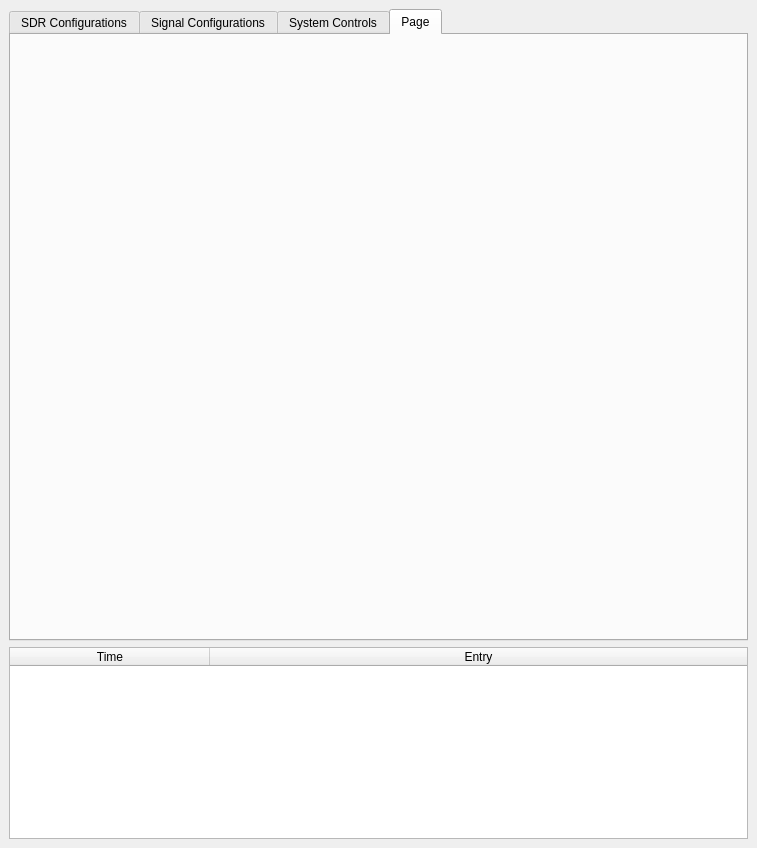
Above: caa_project/maingui.ui from jranstrom/usrp_caa_ui before the change. Below: the same form after it.
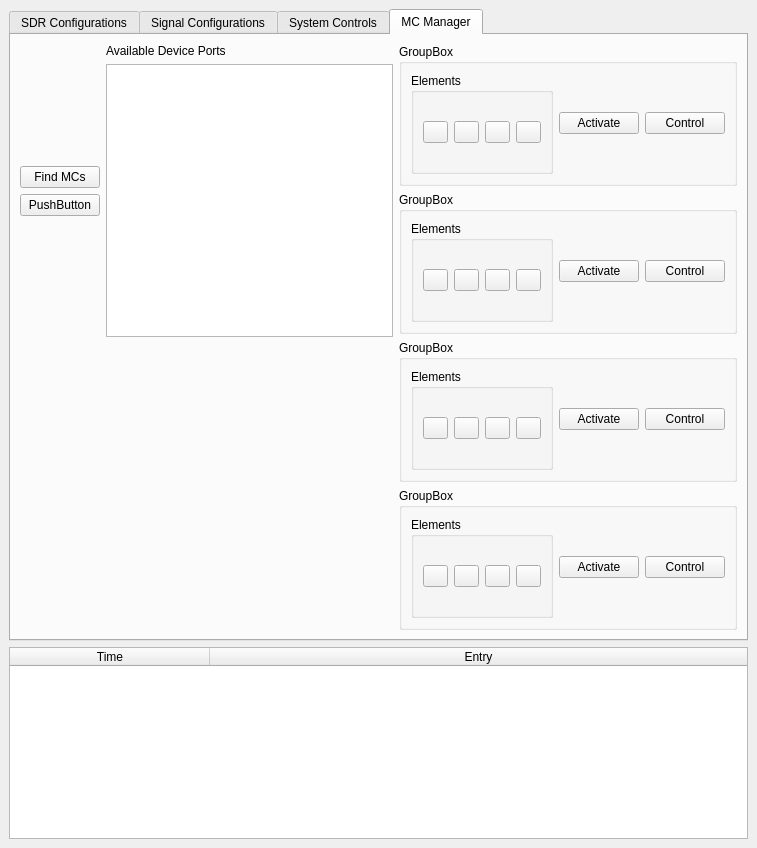
That is the form after the change. The open tabs and pages were chosen to show the change. Custom widgets are drawn as their Qt base class.

Commit message: started implementation of MC manager

The edit to the form file:
```diff
--- a/caa_project/maingui.ui
+++ b/caa_project/maingui.ui
@@ -1650,9 +1650,433 @@
       </widget>
       <widget class="QWidget" name="tab_4">
        <attribute name="title">
-        <string>Page</string>
+        <string>MC Manager</string>
        </attribute>
-       <layout class="QGridLayout" name="gridLayout_5"/>
+       <layout class="QGridLayout" name="gridLayout_5">
+        <item row="0" column="0">
+         <layout class="QHBoxLayout" name="horizontalLayout_18">
+          <item>
+           <layout class="QVBoxLayout" name="verticalLayout_29">
+            <item>
+             <layout class="QHBoxLayout" name="horizontalLayout_31">
+              <item>
+               <layout class="QVBoxLayout" name="verticalLayout_30">
+                <item>
+                 <spacer name="verticalSpacer_5">
+                  <property name="orientation">
+                   <enum>Qt::Vertical</enum>
+                  </property>
+                  <property name="sizeHint" stdset="0">
+                   <size>
+                    <width>20</width>
+                    <height>40</height>
+                   </size>
+                  </property>
+                 </spacer>
+                </item>
+                <item>
+                 <widget class="QPushButton" name="pushButton">
+                  <property name="text">
+                   <string>Find MCs</string>
+                  </property>
+                 </widget>
+                </item>
+                <item>
+                 <widget class="QPushButton" name="pushButton_2">
+                  <property name="text">
+                   <string>PushButton</string>
+                  </property>
+                 </widget>
+                </item>
+                <item>
+                 <spacer name="verticalSpacer_6">
+                  <property name="orientation">
+                   <enum>Qt::Vertical</enum>
+                  </property>
+                  <property name="sizeHint" stdset="0">
+                   <size>
+                    <width>20</width>
+                    <height>40</height>
+                   </size>
+                  </property>
+                 </spacer>
+                </item>
+               </layout>
+              </item>
+              <item>
+               <layout class="QVBoxLayout" name="verticalLayout_31">
+                <item>
+                 <widget class="QLabel" name="label_23">
+                  <property name="text">
+                   <string>Available Device Ports</string>
+                  </property>
+                 </widget>
+                </item>
+                <item>
+                 <widget class="QListWidget" name="listWidget_available_devices"/>
+                </item>
+               </layout>
+              </item>
+             </layout>
+            </item>
+            <item>
+             <spacer name="verticalSpacer">
+              <property name="orientation">
+               <enum>Qt::Vertical</enum>
+              </property>
+              <property name="sizeHint" stdset="0">
+               <size>
+                <width>20</width>
+                <height>40</height>
+               </size>
+              </property>
+             </spacer>
+            </item>
+           </layout>
+          </item>
+          <item>
+           <layout class="QVBoxLayout" name="verticalLayout_32">
+            <item>
+             <widget class="QGroupBox" name="groupBox_12">
+              <property name="title">
+               <string>GroupBox</string>
+              </property>
+              <layout class="QHBoxLayout" name="horizontalLayout_32">
+               <item>
+                <widget class="QGroupBox" name="groupBox_15">
+                 <property name="title">
+                  <string>Elements</string>
+                 </property>
+                 <layout class="QHBoxLayout" name="horizontalLayout_36">
+                  <item>
+                   <widget class="QPushButton" name="pushButton_14">
+                    <property name="maximumSize">
+                     <size>
+                      <width>25</width>
+                      <height>16777215</height>
+                     </size>
+                    </property>
+                    <property name="text">
+                     <string/>
+                    </property>
+                   </widget>
+                  </item>
+                  <item>
+                   <widget class="QPushButton" name="pushButton_11">
+                    <property name="maximumSize">
+                     <size>
+                      <width>25</width>
+                      <height>16777215</height>
+                     </size>
+                    </property>
+                    <property name="text">
+                     <string/>
+                    </property>
+                   </widget>
+                  </item>
+                  <item>
+                   <widget class="QPushButton" name="pushButton_13">
+                    <property name="maximumSize">
+                     <size>
+                      <width>25</width>
+                      <height>16777215</height>
+                     </size>
+                    </property>
+                    <property name="text">
+                     <string/>
+                    </property>
+                   </widget>
+                  </item>
+                  <item>
+                   <widget class="QPushButton" name="pushButton_12">
+                    <property name="maximumSize">
+                     <size>
+                      <width>25</width>
+                      <height>16777215</height>
+                     </size>
+                    </property>
+                    <property name="text">
+                     <string/>
+                    </property>
+                   </widget>
+                  </item>
+                 </layout>
+                </widget>
+               </item>
+               <item>
+                <widget class="QPushButton" name="pushButton_3">
+                 <property name="text">
+                  <string>Activate</string>
+                 </property>
+                </widget>
+               </item>
+               <item>
+                <widget class="QPushButton" name="pushButton_7">
+                 <property name="text">
+                  <string>Control</string>
+                 </property>
+                </widget>
+               </item>
+              </layout>
+             </widget>
+            </item>
+            <item>
+             <widget class="QGroupBox" name="groupBox_11">
+              <property name="title">
+               <string>GroupBox</string>
+              </property>
+              <layout class="QHBoxLayout" name="horizontalLayout_35">
+               <item>
+                <widget class="QGroupBox" name="groupBox_16">
+                 <property name="title">
+                  <string>Elements</string>
+                 </property>
+                 <layout class="QHBoxLayout" name="horizontalLayout_37">
+                  <item>
+                   <widget class="QPushButton" name="pushButton_17">
+                    <property name="maximumSize">
+                     <size>
+                      <width>25</width>
+                      <height>16777215</height>
+                     </size>
+                    </property>
+                    <property name="text">
+                     <string/>
+                    </property>
+                   </widget>
+                  </item>
+                  <item>
+                   <widget class="QPushButton" name="pushButton_18">
+                    <property name="maximumSize">
+                     <size>
+                      <width>25</width>
+                      <height>16777215</height>
+                     </size>
+                    </property>
+                    <property name="text">
+                     <string/>
+                    </property>
+                   </widget>
+                  </item>
+                  <item>
+                   <widget class="QPushButton" name="pushButton_15">
+                    <property name="maximumSize">
+                     <size>
+                      <width>25</width>
+                      <height>16777215</height>
+                     </size>
+                    </property>
+                    <property name="text">
+                     <string/>
+                    </property>
+                   </widget>
+                  </item>
+                  <item>
+                   <widget class="QPushButton" name="pushButton_16">
+                    <property name="maximumSize">
+                     <size>
+                      <width>25</width>
+                      <height>16777215</height>
+                     </size>
+                    </property>
+                    <property name="text">
+                     <string/>
+                    </property>
+                   </widget>
+                  </item>
+                 </layout>
+                </widget>
+               </item>
+               <item>
+                <widget class="QPushButton" name="pushButton_4">
+                 <property name="text">
+                  <string>Activate</string>
+                 </property>
+                </widget>
+               </item>
+               <item>
+                <widget class="QPushButton" name="pushButton_8">
+                 <property name="text">
+                  <string>Control</string>
+                 </property>
+                </widget>
+               </item>
+              </layout>
+             </widget>
+            </item>
+            <item>
+             <widget class="QGroupBox" name="groupBox_13">
+              <property name="title">
+               <string>GroupBox</string>
+              </property>
+              <layout class="QHBoxLayout" name="horizontalLayout_34">
+               <item>
+                <widget class="QGroupBox" name="groupBox_17">
+                 <property name="title">
+                  <string>Elements</string>
+                 </property>
+                 <layout class="QHBoxLayout" name="horizontalLayout_38">
+                  <item>
+                   <widget class="QPushButton" name="pushButton_22">
+                    <property name="maximumSize">
+                     <size>
+                      <width>25</width>
+                      <height>16777215</height>
+                     </size>
+                    </property>
+                    <property name="text">
+                     <string/>
+                    </property>
+                   </widget>
+                  </item>
+                  <item>
+                   <widget class="QPushButton" name="pushButton_21">
+                    <property name="maximumSize">
+                     <size>
+                      <width>25</width>
+                      <height>16777215</height>
+                     </size>
+                    </property>
+                    <property name="text">
+                     <string/>
+                    </property>
+                   </widget>
+                  </item>
+                  <item>
+                   <widget class="QPushButton" name="pushButton_19">
+                    <property name="maximumSize">
+                     <size>
+                      <width>25</width>
+                      <height>16777215</height>
+                     </size>
+                    </property>
+                    <property name="text">
+                     <string/>
+                    </property>
+                   </widget>
+                  </item>
+                  <item>
+                   <widget class="QPushButton" name="pushButton_20">
+                    <property name="maximumSize">
+                     <size>
+                      <width>25</width>
+                      <height>16777215</height>
+                     </size>
+                    </property>
+                    <property name="text">
+                     <string/>
+                    </property>
+                   </widget>
+                  </item>
+                 </layout>
+                </widget>
+               </item>
+               <item>
+                <widget class="QPushButton" name="pushButton_5">
+                 <property name="text">
+                  <string>Activate</string>
+                 </property>
+                </widget>
+               </item>
+               <item>
+                <widget class="QPushButton" name="pushButton_9">
+                 <property name="text">
+                  <string>Control</string>
+                 </property>
+                </widget>
+               </item>
+              </layout>
+             </widget>
+            </item>
+            <item>
+             <widget class="QGroupBox" name="groupBox_14">
+              <property name="title">
+               <string>GroupBox</string>
+              </property>
+              <layout class="QHBoxLayout" name="horizontalLayout_33">
+               <item>
+                <widget class="QGroupBox" name="groupBox_18">
+                 <property name="title">
+                  <string>Elements</string>
+                 </property>
+                 <layout class="QHBoxLayout" name="horizontalLayout_39">
+                  <item>
+                   <widget class="QPushButton" name="pushButton_26">
+                    <property name="maximumSize">
+                     <size>
+                      <width>25</width>
+                      <height>16777215</height>
+                     </size>
+                    </property>
+                    <property name="text">
+                     <string/>
+                    </property>
+                   </widget>
+                  </item>
+                  <item>
+                   <widget class="QPushButton" name="pushButton_25">
+                    <property name="maximumSize">
+                     <size>
+                      <width>25</width>
+                      <height>16777215</height>
+                     </size>
+                    </property>
+                    <property name="text">
+                     <string/>
+                    </property>
+                   </widget>
+                  </item>
+                  <item>
+                   <widget class="QPushButton" name="pushButton_24">
+                    <property name="maximumSize">
+                     <size>
+                      <width>25</width>
+                      <height>16777215</height>
+                     </size>
+                    </property>
+                    <property name="text">
+                     <string/>
+                    </property>
+                   </widget>
+                  </item>
+                  <item>
+                   <widget class="QPushButton" name="pushButton_23">
+                    <property name="maximumSize">
+                     <size>
+                      <width>25</width>
+                      <height>16777215</height>
+                     </size>
+                    </property>
+                    <property name="text">
+                     <string/>
+                    </property>
+                   </widget>
+                  </item>
+                 </layout>
+                </widget>
+               </item>
+               <item>
+                <widget class="QPushButton" name="pushButton_6">
+                 <property name="text">
+                  <string>Activate</string>
+                 </property>
+                </widget>
+               </item>
+               <item>
+                <widget class="QPushButton" name="pushButton_10">
+                 <property name="text">
+                  <string>Control</string>
+                 </property>
+                </widget>
+               </item>
+              </layout>
+             </widget>
+            </item>
+           </layout>
+          </item>
+         </layout>
+        </item>
+       </layout>
       </widget>
      </widget>
     </item>
```
Left out of the diff: 2 changed lines with no effect on the pictures. The commit also changes 20 other files.
